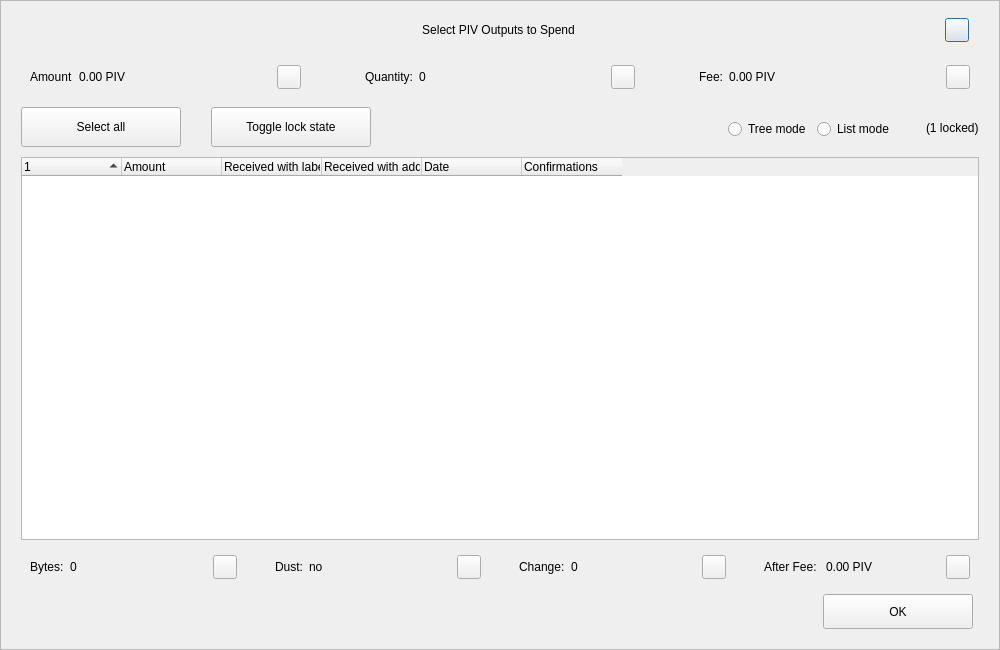
Old version of the form src/qt/forms/coincontroldialog.ui in the repository RapidsOfficial/Rapids.
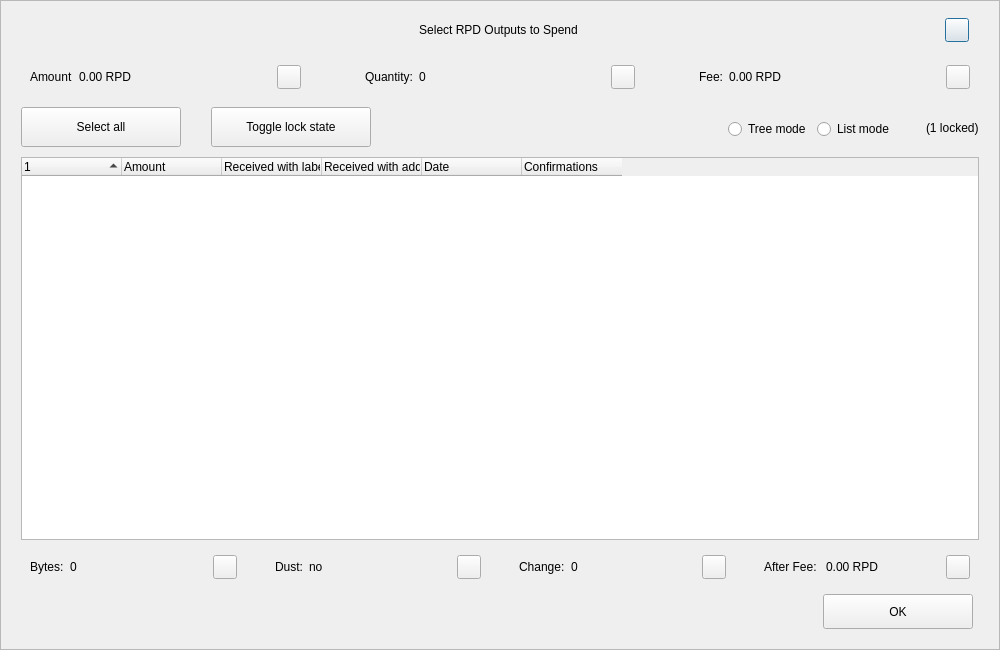
New version of the form. Custom widgets are drawn as their Qt base class.

Patch:
```diff
--- a/src/qt/forms/coincontroldialog.ui
+++ b/src/qt/forms/coincontroldialog.ui
@@ -101,7 +101,7 @@
            <string notr="true">padding-left:30px;</string>
           </property>
           <property name="text">
-           <string>Select PIV Outputs to Spend</string>
+           <string>Select RPD Outputs to Spend</string>
           </property>
           <property name="alignment">
            <set>Qt::AlignCenter</set>
@@ -166,7 +166,7 @@
            <item>
             <widget class="QLabel" name="labelCoinControlAmount">
              <property name="text">
-              <string>0.00 PIV</string>
+              <string>0.00 RPD</string>
              </property>
             </widget>
            </item>
@@ -290,7 +290,7 @@
            <item>
             <widget class="QLabel" name="labelCoinControlFee">
              <property name="text">
-              <string>0.00 PIV</string>
+              <string>0.00 RPD</string>
              </property>
             </widget>
            </item>
@@ -751,7 +751,7 @@
            <item>
             <widget class="QLabel" name="labelCoinControlAfterFee">
              <property name="text">
-              <string>0.00 PIV</string>
+              <string>0.00 RPD</string>
              </property>
             </widget>
            </item>
```
